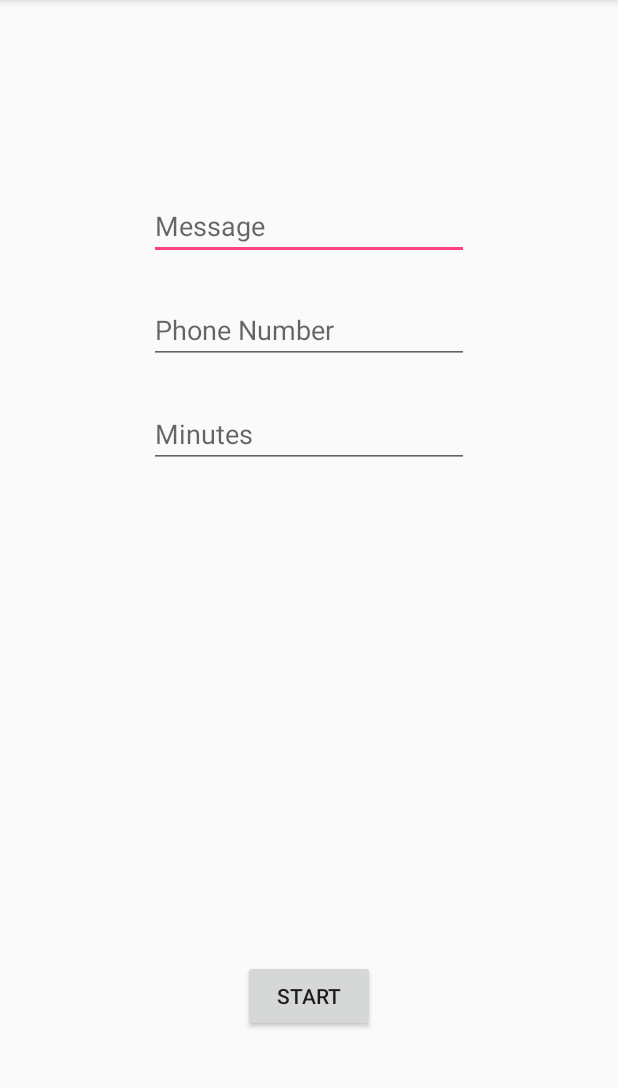
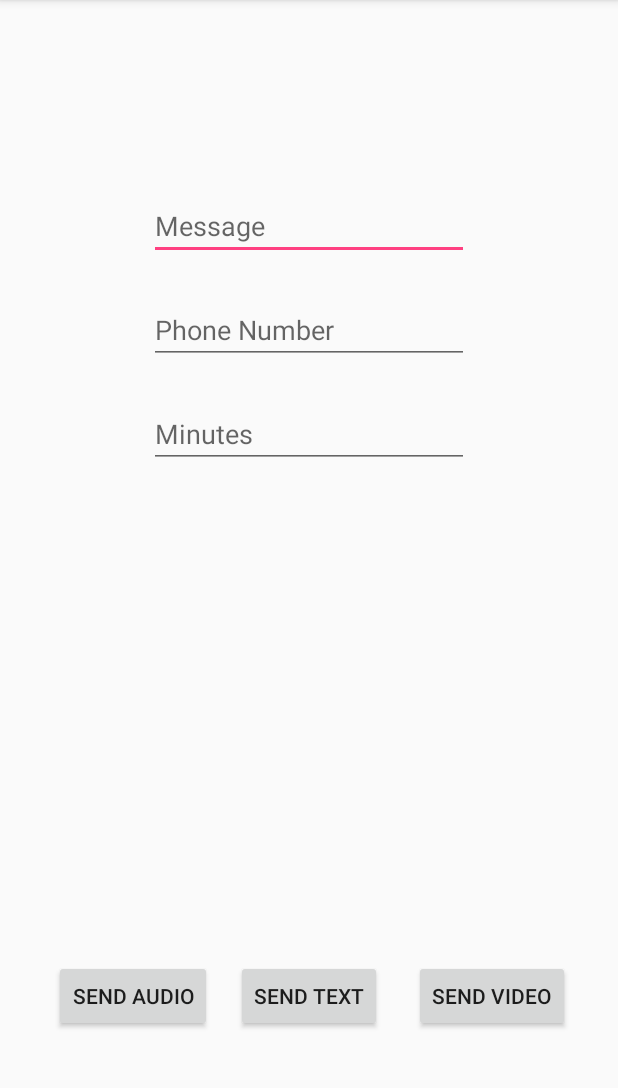
Before and after one commit to PranavVedagiri/awty, an Android app: the screen it shows after launch (MainActivity), on a phone screen of 412 x 824 dp, the part 84-1172 px from its top. Run offline under Robolectric (Android 15) with nearby library versions, the phone set to English and light mode, and no system bars.

```diff
--- a/app/src/main/AndroidManifest.xml
+++ b/app/src/main/AndroidManifest.xml
@@ -2,6 +2,12 @@
 <manifest xmlns:android="http://schemas.android.com/apk/res/android"
     package="pranavv.washington.edu.awty">
     <uses-permission android:name="android.permission.SEND_SMS"/>
+    <uses-permission android:name="android.permission.SEND_MMS"/>
+    <uses-permission android:name="android.permission.READ_PHONE_STATE"/>
+    <uses-permission android:name="android.permission.WRITE_EXTERNAL_STORAGE"/>
+    <uses-permission android:name="android.permission.INTERNET"/>
+    <uses-permission android:name="android.permission.ACCESS_NETWORK_STATE" />
+
 
     <application
         android:allowBackup="true"
--- a/app/src/main/res/layout/activity_main.xml
+++ b/app/src/main/res/layout/activity_main.xml
@@ -55,9 +55,29 @@
         android:layout_marginBottom="80dp"
         android:layout_marginEnd="8dp"
         android:layout_marginStart="8dp"
-        android:text="Start"
+        android:text="Send Text"
         app:layout_constraintBottom_toBottomOf="parent"
         app:layout_constraintEnd_toEndOf="parent"
         app:layout_constraintStart_toStartOf="parent" />
 
+    <Button
+        android:id="@+id/audio"
+        android:layout_width="wrap_content"
+        android:layout_height="wrap_content"
+        android:layout_marginBottom="80dp"
+        android:layout_marginStart="36dp"
+        android:text="Send Audio"
+        app:layout_constraintBottom_toBottomOf="parent"
+        app:layout_constraintStart_toStartOf="parent" />
+
+    <Button
+        android:id="@+id/video"
+        android:layout_width="wrap_content"
+        android:layout_height="wrap_content"
+        android:layout_marginBottom="80dp"
+        android:layout_marginEnd="32dp"
+        android:text="Send Video"
+        app:layout_constraintBottom_toBottomOf="parent"
+        app:layout_constraintEnd_toEndOf="parent" />
+
 </android.support.constraint.ConstraintLayout>
```
Also changed, not shown: app/src/main/java/pranavv/washington/edu/awty/MainActivity.kt (+51 -4 lines).
